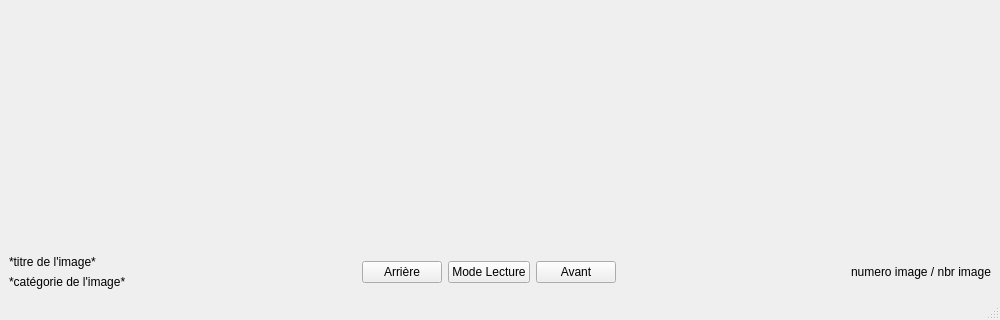
Qt form Lecteur-v2/lecteur.ui (SamuelCURRAN0/ProjetQT) before a commit; both pictures show x 0 to 1000 and y 328 to 648 of the 1000 by 648 pixel window.
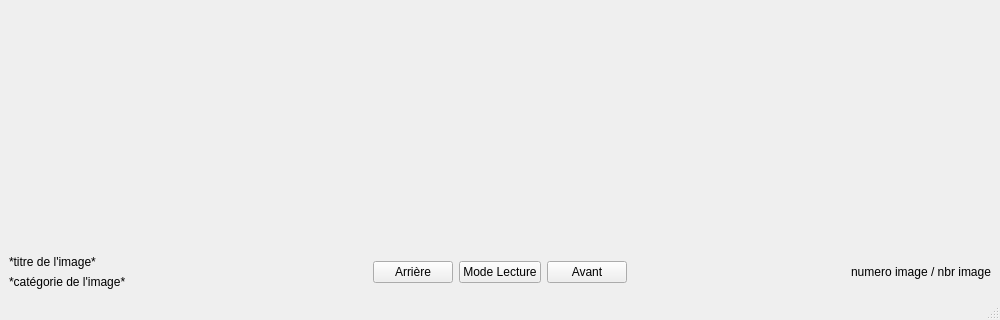
The same form after that commit.

Diff of the .ui file:
```diff
--- a/Lecteur-v2/lecteur.ui
+++ b/Lecteur-v2/lecteur.ui
@@ -1,7 +1,7 @@
 <?xml version="1.0" encoding="UTF-8"?>
 <ui version="4.0">
- <class>lecteurVue</class>
- <widget class="QMainWindow" name="lecteurVue">
+ <class>Lecteur</class>
+ <widget class="QMainWindow" name="Lecteur">
   <property name="geometry">
    <rect>
     <x>0</x>
@@ -35,14 +35,32 @@
         <item>
          <layout class="QVBoxLayout" name="verticalLayout">
           <item>
-           <widget class="QLabel" name="label">
+           <widget class="QLabel" name="TexteTitre">
+            <property name="maximumSize">
+             <size>
+              <width>200</width>
+              <height>16777215</height>
+             </size>
+            </property>
             <property name="text">
              <string>*titre de l'image*</string>
             </property>
            </widget>
           </item>
           <item>
-           <widget class="QLabel" name="label_2">
+           <widget class="QLabel" name="TexteCategorie">
+            <property name="minimumSize">
+             <size>
+              <width>200</width>
+              <height>0</height>
+             </size>
+            </property>
+            <property name="maximumSize">
+             <size>
+              <width>200</width>
+              <height>16777215</height>
+             </size>
+            </property>
             <property name="text">
              <string>*catégorie de l'image*</string>
             </property>
@@ -98,10 +116,25 @@
          </spacer>
         </item>
         <item>
-         <widget class="QLabel" name="label_3">
+         <widget class="QLabel" name="TexteNumeroImage">
+          <property name="minimumSize">
+           <size>
+            <width>200</width>
+            <height>0</height>
+           </size>
+          </property>
+          <property name="maximumSize">
+           <size>
+            <width>200</width>
+            <height>16777215</height>
+           </size>
+          </property>
           <property name="text">
            <string>numero image / nbr image</string>
           </property>
+          <property name="alignment">
+           <set>Qt::AlignRight|Qt::AlignTrailing|Qt::AlignVCenter</set>
+          </property>
          </widget>
         </item>
        </layout>
```
